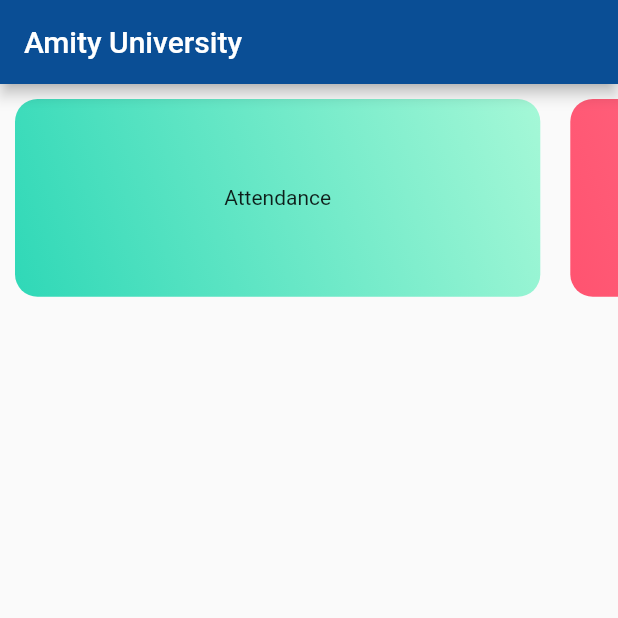
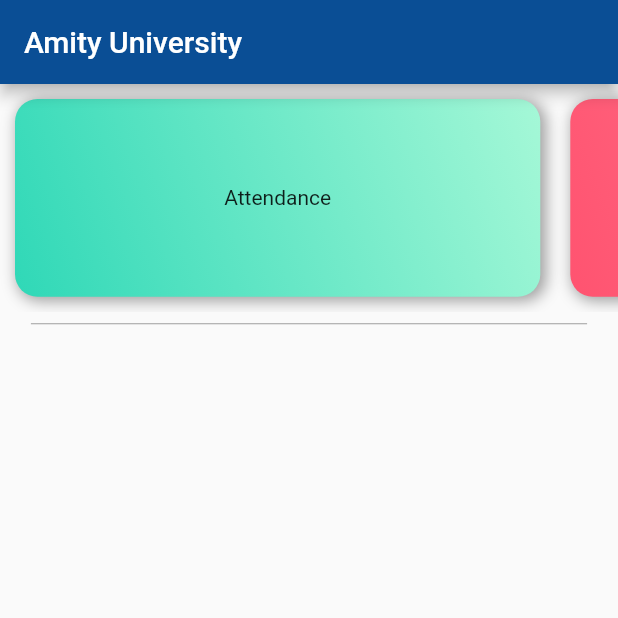
Before and after one commit to XxThunderBlastxX/amizone_app, a Flutter app: the screen it shows after launch, on a phone screen of 412 x 824 dp, the top half of it. Run offline on Flutter 3.47's test engine with Material 2 defaults, Android fonts, the phone set to English and light mode, and no system bars.

Commit message:
added shadow to carousel

```diff
--- a/lib/constants/constants.dart
+++ b/lib/constants/constants.dart
@@ -16,3 +16,9 @@
 
 const kYellowDark = Color(0xFFFFBB57);
 const kYellowLight = Color(0xFFFFCB80);
+
+//DividerColor
+const kGrey = Colors.grey;
+
+const kBlueBorder = Color(0x650A4E95);
+const kText = Color(0xFF3A405B);
--- a/lib/main.dart
+++ b/lib/main.dart
@@ -10,12 +10,9 @@
 
   @override
   Widget build(BuildContext context) {
-    return MaterialApp(
+    return const MaterialApp(
       title: 'Flutter Demo',
-      theme: ThemeData(
-        primarySwatch: Colors.blue,
-      ),
-      home: const HomeScreen(),
+      home: HomeScreen(),
     );
   }
 }
--- a/lib/screens/home/home_screen.dart
+++ b/lib/screens/home/home_screen.dart
@@ -1,7 +1,7 @@
 import 'package:flutter/material.dart';
 
 import '../../constants/constants.dart';
-import 'widgets/dashboardTab.dart';
+import 'widgets/tabCarousel.dart';
 
 class HomeScreen extends StatelessWidget {
   const HomeScreen({Key? key}) : super(key: key);
@@ -14,32 +14,52 @@
         title: const Text('Amity University'),
         backgroundColor: kSecondaryColor,
       ),
-      body: SingleChildScrollView(
-        scrollDirection: Axis.horizontal,
-        child: Row(
-          children: const [
-            DashboardTabs(
-              title: 'Attendance',
-              darkColor: kTealDark,
-              lightColor: kTealLight,
-            ),
-            DashboardTabs(
-              title: 'No Fee Due',
-              darkColor: kPinkDark,
-              lightColor: kPinkLight,
-            ),
-            DashboardTabs(
-              title: 'Live Classes',
-              darkColor: kBlueDark,
-              lightColor: kBlueLight,
-            ),
-            DashboardTabs(
-              title: 'Online Guest Lecture',
-              darkColor: kYellowDark,
-              lightColor: kYellowLight,
-            ),
-          ],
-        ),
+      body: Column(
+        mainAxisAlignment: MainAxisAlignment.start,
+        crossAxisAlignment: CrossAxisAlignment.center,
+        children: [
+          const TabCarousel(),
+          Divider(
+            indent: size.width * 0.05,
+            endIndent: size.width * 0.05,
+            color: kGrey,
+          ),
+          // Container(
+          //   padding: const EdgeInsets.all(5.0),
+          //   width: size.width * 0.9,
+          //   height: size.height * 0.4,
+          //   decoration: BoxDecoration(
+          //     color: Colors.white,
+          //     borderRadius: BorderRadius.circular(14),
+          //     border: Border.all(
+          //       width: 1.0,
+          //       color: kBlueBorder,
+          //     ),
+          //     // boxShadow: const [
+          //     //   BoxShadow(
+          //     //     color: Colors.black,
+          //     //     spreadRadius: 2,
+          //     //     blurRadius: 10,
+          //     //   ),
+          //     // ],
+          //   ),
+          //   child: Column(
+          //     children: const [
+          //       Text(
+          //         'My Classes',
+          //         style: TextStyle(
+          //           fontSize: 19,
+          //           color: kText,
+          //         ),
+          //       ),
+          //       Divider(
+          //         color: kGrey,
+          //         height: 2.0,
+          //       ),
+          //     ],
+          //   ),
+          // ),
+        ],
       ),
     );
   }
--- a/lib/screens/home/widgets/dashboardTab.dart
+++ b/lib/screens/home/widgets/dashboardTab.dart
@@ -1,3 +1,4 @@
+import 'package:amizone_app/constants/constants.dart';
 import 'package:flutter/material.dart';
 
 class DashboardTabs extends StatelessWidget {
@@ -28,6 +29,14 @@
             lightColor!,
           ],
         ),
+        boxShadow: const [
+          BoxShadow(
+            color: kGrey,
+            spreadRadius: 1,
+            offset: Offset(2.4, 1.8),
+            blurRadius: 8,
+          ),
+        ],
       ),
       child: Center(
         child: Text(title!),
--- /dev/null
+++ b/lib/screens/home/widgets/tabCarousel.dart
@@ -0,0 +1,41 @@
+import 'package:flutter/material.dart';
+
+import '../../../constants/constants.dart';
+import 'dashboardTab.dart';
+
+class TabCarousel extends StatelessWidget {
+  const TabCarousel({
+    Key? key,
+  }) : super(key: key);
+
+  @override
+  Widget build(BuildContext context) {
+    return SingleChildScrollView(
+      scrollDirection: Axis.horizontal,
+      child: Row(
+        children: const [
+          DashboardTabs(
+            title: 'Attendance',
+            darkColor: kTealDark,
+            lightColor: kTealLight,
+          ),
+          DashboardTabs(
+            title: 'No Fee Due',
+            darkColor: kPinkDark,
+            lightColor: kPinkLight,
+          ),
+          DashboardTabs(
+            title: 'Live Classes',
+            darkColor: kBlueDark,
+            lightColor: kBlueLight,
+          ),
+          DashboardTabs(
+            title: 'Online Guest Lecture',
+            darkColor: kYellowDark,
+            lightColor: kYellowLight,
+          ),
+        ],
+      ),
+    );
+  }
+}
```
